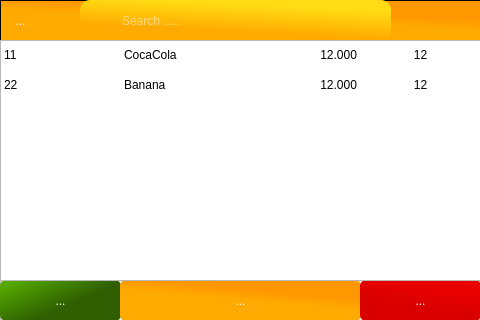
Above: HPOS/s_inventorymanager.ui from MinniHai/HPoS_Pi before the change. Below: the same form after it.
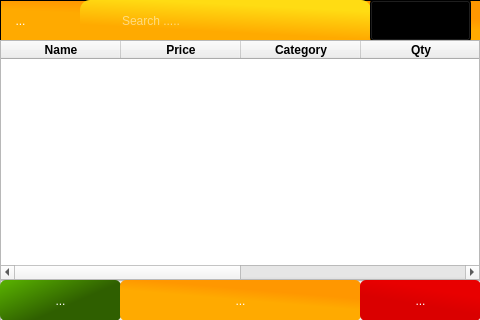
That is the form after the change. Icons and pictures are not drawn.

The edit to the form file:
```diff
--- a/HPOS/s_inventorymanager.ui
+++ b/HPOS/s_inventorymanager.ui
@@ -133,7 +133,7 @@
      <rect>
       <x>80</x>
       <y>0</y>
-      <width>311</width>
+      <width>291</width>
       <height>41</height>
      </rect>
     </property>
@@ -157,6 +157,65 @@
      <bool>true</bool>
     </property>
    </widget>
+   <widget class="QComboBox" name="cbbSearchType">
+    <property name="geometry">
+     <rect>
+      <x>370</x>
+      <y>0</y>
+      <width>101</width>
+      <height>41</height>
+     </rect>
+    </property>
+    <property name="styleSheet">
+     <string notr="true">QLineEdit{
+	text-align: center;
+}
+QComboBox QAbstractItemView
+{
+    border: 2px solid darkgray;
+    selection-background-color: qlineargradient(spread:pad, x1:0.63, y1:0.829546, x2:0.852182, y2:0.232, stop:0 rgba(255, 170, 0, 255), stop:1 rgba(255, 220, 19, 255)) ;
+text-align: center;
+}
+QComboBox::down-arrow
+{
+	
+	
+	image: url(:/images/images/down-arrow.png);
+}
+QComboBox:hover,QPushButton:hover {
+     border: 2px solid qlineargradient(spread:pad, x1:0.63, y1:0.829546, x2:0.852182, y2:0.232, stop:0 rgba(255, 170, 0, 255), stop:1 rgba(255, 220, 19, 255)) ;
+ }
+
+    QComboBox {
+    	border: 4px qlineargradient(spread:pad, x1:0.63, y1:0.829546, 			x2:0.852182, y2:0.232, stop:0 rgba(255, 170, 0, 0), stop:1 rgba(255, 220, 19, 0));
+    	
+		
+    	background:qlineargradient(spread:pad, x1:0.63, y1:0.829546, x2:0.852182, y2:0.232, stop:0 rgba(255, 170, 0, 255), stop:1 rgba(255, 220, 19, 255)) ;
+		
+	height:40px;
+	width:350px;
+	font: 20pt &quot;MS Shell Dlg 2&quot;;
+    padding: 1px 2px 1px 40px;
+   	text-align: center;
+    }
+  QComboBox::drop-down
+{
+     subcontrol-origin: padding;
+     subcontrol-position: top right;
+     width: 15px;
+
+     border-left-width: 0px;
+     border-left-color: darkgray;
+     border-left-style: solid; /* just a single line */
+     border-top-right-radius: 3px; /* same radius as the QComboBox */
+     border-bottom-right-radius: 3px;
+ }
+ 
+     
+     
+    </string>
+    </property>
+   </widget>
   </widget>
   <widget class="QFrame" name="frame_2">
    <property name="geometry">
@@ -251,13 +310,16 @@
     </property>
    </widget>
   </widget>
-  <widget class="QTableWidget" name="tblListProduct">
+  <widget class="QTableWidget" name="tblListInventory">
+   <property name="enabled">
+    <bool>true</bool>
+   </property>
    <property name="geometry">
     <rect>
      <x>0</x>
      <y>40</y>
-     <width>481</width>
-     <height>241</height>
+     <width>480</width>
+     <height>240</height>
     </rect>
    </property>
    <property name="layoutDirection">
@@ -273,7 +335,7 @@
     <enum>Qt::ScrollBarAsNeeded</enum>
    </property>
    <property name="horizontalScrollBarPolicy">
-    <enum>Qt::ScrollBarAlwaysOff</enum>
+    <enum>Qt::ScrollBarAsNeeded</enum>
    </property>
    <property name="tabKeyNavigation">
     <bool>true</bool>
@@ -288,13 +350,13 @@
     <bool>true</bool>
    </property>
    <property name="gridStyle">
-    <enum>Qt::NoPen</enum>
+    <enum>Qt::DashDotLine</enum>
    </property>
    <property name="sortingEnabled">
     <bool>true</bool>
    </property>
    <attribute name="horizontalHeaderVisible">
-    <bool>false</bool>
+    <bool>true</bool>
    </attribute>
    <attribute name="horizontalHeaderCascadingSectionResizes">
     <bool>false</bool>
@@ -311,40 +373,6 @@
    <attribute name="verticalHeaderCascadingSectionResizes">
     <bool>false</bool>
    </attribute>
-   <row>
-    <property name="text">
-     <string>New Row</string>
-    </property>
-   </row>
-   <row>
-    <property name="text">
-     <string>New Row</string>
-    </property>
-   </row>
-   <row>
-    <property name="text">
-     <string>New Row</string>
-    </property>
-   </row>
-   <row>
-    <property name="text">
-     <string>New Row</string>
-    </property>
-   </row>
-   <column>
-    <property name="text">
-     <string>Product ID</string>
-    </property>
-    <property name="font">
-     <font>
-      <weight>75</weight>
-      <bold>true</bold>
-     </font>
-    </property>
-    <property name="textAlignment">
-     <set>AlignCenter</set>
-    </property>
-   </column>
    <column>
     <property name="text">
      <string>Name</string>
@@ -373,20 +401,6 @@
      <set>AlignCenter</set>
     </property>
    </column>
-   <column>
-    <property name="text">
-     <string>Quantity</string>
-    </property>
-    <property name="font">
-     <font>
-      <weight>75</weight>
-      <bold>true</bold>
-     </font>
-    </property>
-    <property name="textAlignment">
-     <set>AlignCenter</set>
-    </property>
-   </column>
    <column>
     <property name="text">
      <string>Category</string>
@@ -403,7 +417,7 @@
    </column>
    <column>
     <property name="text">
-     <string>Description</string>
+     <string>Qty</string>
     </property>
     <property name="font">
      <font>
@@ -415,98 +429,28 @@
      <set>AlignCenter</set>
     </property>
    </column>
-   <item row="0" column="0">
+   <column>
     <property name="text">
-     <string>11</string>
+     <string>Manufacturer</string>
     </property>
-   </item>
-   <item row="0" column="1">
-    <property name="text">
-     <string>CocaCola </string>
+    <property name="font">
+     <font>
+      <weight>75</weight>
+      <bold>true</bold>
+     </font>
     </property>
-   </item>
-   <item row="0" column="2">
-    <property name="text">
-     <string>12.000</string>
-    </property>
     <property name="textAlignment">
-     <set>AlignTrailing|AlignVCenter</set>
-    </property>
-   </item>
-   <item row="0" column="3">
-    <property name="text">
-     <string>12</string>
-    </property>
-    <property name="textAlignment">
      <set>AlignCenter</set>
     </property>
-   </item>
-   <item row="0" column="4">
+   </column>
+   <column>
     <property name="text">
-     <string>Baverage</string>
-    </property>
-   </item>
-   <item row="0" column="5">
-    <property name="text">
      <string/>
     </property>
     <property name="textAlignment">
-     <set>AlignTrailing|AlignVCenter</set>
-    </property>
-    <property name="foreground">
-     <brush brushstyle="SolidPattern">
-      <color alpha="255">
-       <red>0</red>
-       <green>0</green>
-       <blue>0</blue>
-      </color>
-     </brush>
-    </property>
-   </item>
-   <item row="1" column="0">
-    <property name="text">
-     <string>22</string>
-    </property>
-   </item>
-   <item row="1" column="1">
-    <property name="text">
-     <string>Banana</string>
-    </property>
-   </item>
-   <item row="1" column="2">
-    <property name="text">
-     <string>12.000</string>
-    </property>
-    <property name="textAlignment">
-     <set>AlignTrailing|AlignVCenter</set>
-    </property>
-   </item>
-   <item row="1" column="3">
-    <property name="text">
-     <string>12</string>
-    </property>
-    <property name="textAlignment">
      <set>AlignCenter</set>
     </property>
-   </item>
-   <item row="1" column="4">
-    <property name="text">
-     <string>Food</string>
-    </property>
-   </item>
-   <item row="1" column="5">
-    <property name="text">
-     <string/>
-    </property>
-    <property name="textAlignment">
-     <set>AlignTrailing|AlignVCenter</set>
-    </property>
-   </item>
-   <item row="2" column="0">
-    <property name="text">
-     <string/>
-    </property>
-   </item>
+   </column>
   </widget>
  </widget>
  <resources>
```
Left out of the diff: 4 changed lines with no effect on the pictures.
